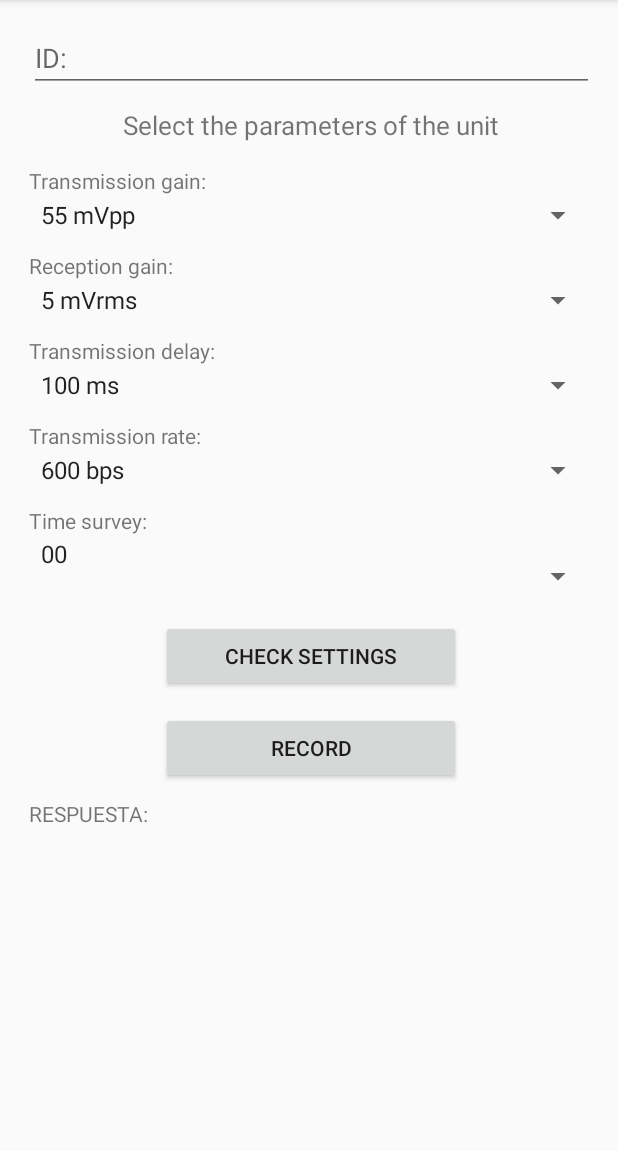
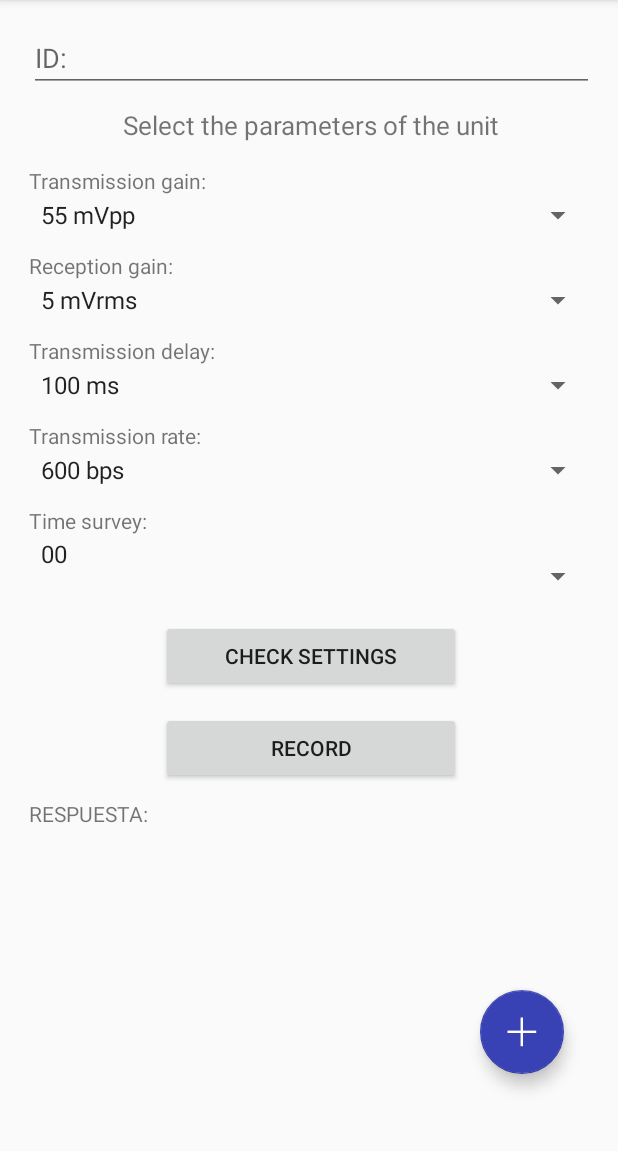
Before and after one commit to alexaw/ATEMSAA, an Android app: the fragment NewSettingsFragment placed in its activity, on a phone screen of 412 x 824 dp, the part 84-1235 px from its top. Run offline under Robolectric (Android 15) with nearby library versions, the phone set to English and light mode, and no system bars.

Commit message:
Botones flotantes todavia no funcionales y ScrollView para el fragment de Settings

```diff
--- a/app/src/main/java/com/example/yogis/atemsaa_fragments/MainActivity.java
+++ b/app/src/main/java/com/example/yogis/atemsaa_fragments/MainActivity.java
@@ -354,7 +354,10 @@ public class MainActivity extends AppCompatActivity implements OnChangeFragment
                                 menuItemConnectDisconnect.setActionView(null);
                                 //menuItemConnectDisconnect.setIcon(R.drawable.ic_bluetooth_on);
                                 menuItemConnectDisconnect.setTitle(R.string.title_disconnect);
+
                                 flagConnectDisconnect = true;
+
+
 
                                 //se env�a la confirmacion de que se estableci�n la conexion bt
                                 //String strTemp1 = "Bluetooth Connection Enabled...";
--- /dev/null
+++ b/app/src/main/res/layout/content_scrolling.xml
@@ -0,0 +1,152 @@
+<?xml version="1.0" encoding="utf-8"?>
+<android.support.v4.widget.NestedScrollView xmlns:android="http://schemas.android.com/apk/res/android"
+    xmlns:app="http://schemas.android.com/apk/res-auto"
+    xmlns:tools="http://schemas.android.com/tools"
+
+    android:layout_width="match_parent"
+    android:layout_height="match_parent"
+    app:layout_behavior="@string/appbar_scrolling_view_behavior"
+    tools:context=".MainActivity"
+    tools:showIn="@layout/fragment_new_settings"
+    >
+
+    <LinearLayout
+        android:layout_width="match_parent"
+        android:layout_height="wrap_content"
+        android:orientation="vertical">
+        <EditText
+            android:id="@+id/id_new_settings_user"
+            android:layout_width="match_parent"
+            android:layout_height="wrap_content"
+            android:hint="ID:"
+            android:layout_marginBottom="10dp"
+            />
+
+        <TextView
+            android:id="@+id/txt_mms_parametros"
+            android:layout_width="match_parent"
+            android:layout_height="wrap_content"
+            android:text="@string/subtitle_parametros_PLC"
+            android:textSize="17sp"
+            android:gravity="center"
+            android:layout_marginBottom="15dp"
+            />
+
+        <TextView
+            android:id="@+id/txt_gan_tx"
+            android:layout_width="match_parent"
+            android:layout_height="wrap_content"
+            android:text="@string/spinner_gan_tx"
+            android:layout_marginBottom="1dp"
+            />
+
+        <Spinner
+            android:id="@+id/ganancia_transmision_spinner"
+            android:layout_width="match_parent"
+            android:layout_height="wrap_content"
+            />
+
+        <TextView
+            android:id="@+id/txt_gan_rx"
+            android:layout_width="match_parent"
+            android:layout_height="wrap_content"
+            android:text="@string/spinner_gan_rx"
+            android:layout_marginBottom="1dp"
+            android:paddingTop="12dp"
+            />
+
+        <Spinner
+            android:id="@+id/ganancia_recepcion_spinner"
+            android:layout_width="match_parent"
+            android:layout_height="wrap_content"
+            />
+
+        <TextView
+            android:id="@+id/txt_ret_tx"
+            android:layout_width="match_parent"
+            android:layout_height="wrap_content"
+            android:text="@string/spinner_ret_tx"
+            android:layout_marginBottom="1dp"
+            android:paddingTop="12dp"
+            />
+
+        <Spinner
+            android:id="@+id/retardo_transmision_spinner"
+            android:layout_width="match_parent"
+            android:layout_height="wrap_content"
+            />
+
+        <TextView
+            android:id="@+id/txt_tasa_tx"
+            android:layout_width="match_parent"
+            android:layout_height="wrap_content"
+            android:text="@string/spinner_tasa_tx"
+            android:layout_marginBottom="1dp"
+            android:paddingTop="12dp"
+            />
+
+        <Spinner
+            android:id="@+id/tasa_transmision_spinner"
+            android:layout_width="match_parent"
+            android:layout_height="wrap_content"
+            />
+
+        <TextView
+            android:id="@+id/txt_hora_encuesta"
+            android:layout_width="match_parent"
+            android:layout_height="wrap_content"
+            android:text="@string/spinner_hora_encuesta"
+            android:layout_marginBottom="1dp"
+            android:paddingTop="12dp"
+            />
+
+        <Spinner
+            android:id="@+id/hora_encuesta_spinner"
+            android:layout_width="match_parent"
+            android:layout_height="wrap_content"
+            android:paddingBottom="30dp"
+            />
+
+
+
+        <Button
+            android:id="@+id/btn_verificar_configuracion"
+            android:layout_width="200dp"
+            android:layout_height="wrap_content"
+            android:layout_gravity="center"
+            android:layout_marginTop="3dp"
+            android:text="@string/button_ver_config"
+            android:layout_marginBottom="10dp"
+            />
+
+        <Button
+            android:id="@+id/btn_configuracion"
+            android:layout_width="200dp"
+            android:layout_height="wrap_content"
+            android:layout_gravity="center"
+            android:layout_marginTop="3dp"
+            android:text="@string/button_grabar"
+            android:layout_marginBottom="10dp"
+            />
+
+        <TextView
+            android:id="@+id/txt_rta_user"
+            android:layout_width="match_parent"
+            android:layout_height="wrap_content"
+            android:text="@string/respuesta_usr"
+            />
+
+
+
+
+        <TextView
+            android:id="@+id/txt_view_rta_settings"
+            android:layout_width="wrap_content"
+            android:layout_height="wrap_content"
+            android:text="" />
+
+    </LinearLayout>
+
+
+
+</android.support.v4.widget.NestedScrollView>
--- a/app/src/main/res/layout/fragment_new_settings.xml
+++ b/app/src/main/res/layout/fragment_new_settings.xml
@@ -1,146 +1,102 @@
-<ScrollView xmlns:android="http://schemas.android.com/apk/res/android"
-        xmlns:android1="http://schemas.android.com/apk/res/android"
-        android:layout_width="fill_parent"
-        android:layout_height="fill_parent"
-        android:layout_gravity="center"
-        android:orientation="vertical" >
-    <LinearLayout xmlns:android="http://schemas.android.com/apk/res/android"
+<android.support.design.widget.CoordinatorLayout xmlns:android="http://schemas.android.com/apk/res/android"
     xmlns:tools="http://schemas.android.com/tools"
     android:layout_width="match_parent"
     android:layout_height="match_parent"
     xmlns:app="http://schemas.android.com/apk/res-auto"
     android:paddingBottom="@dimen/activity_vertical_margin"
     android:paddingLeft="3dp"
-            tools:context="com.example.yogis.atemsaa_fragments.fragments.NewSettingsFragment"
-            android:orientation="vertical">
+    tools:context="com.example.yogis.atemsaa_fragments.fragments.NewSettingsFragment">
+
+        <include layout="@layout/content_scrolling" />
 
 
-            <EditText
-                android:id="@+id/id_new_settings_user"
-                android:layout_width="match_parent"
+        <android.support.design.widget.FloatingActionButton
+            android:id="@+id/fl_Add_User"
+            android:layout_width="wrap_content"
             android:layout_height="wrap_content"
-                android:hint="ID:"
-                android:layout_marginBottom="10dp"
+            android:layout_gravity="bottom|end"
+            android:layout_marginRight="20dp"
+            android:layout_marginBottom="260dp"
+            android:src="@mipmap/ic_add_user"
+            android:elevation="6dp"
+            app:pressedTranslationZ="12dp"
+            app:backgroundTint="@color/colorBlue"
+            android:visibility="invisible"
             />
 
-            <TextView
-                android:id="@+id/txt_mms_parametros"
-                android:layout_width="match_parent"
+        <android.support.v7.widget.AppCompatButton
+            android:id="@+id/txt_add_user"
+            android:layout_width="wrap_content"
             android:layout_height="wrap_content"
-                android:text="@string/subtitle_parametros_PLC"
-                android:textSize="17sp"
-                android:gravity="center"
-                android:layout_marginBottom="15dp"
+            android:text="REGISTRAR"
+            android:layout_gravity="bottom|end"
+            android:layout_marginRight="70dp"
+            android:layout_marginBottom="270dp"
+            android:visibility="invisible"
             />
 
-            <TextView
-                android:id="@+id/txt_gan_tx"
-                android:layout_width="match_parent"
+        <android.support.design.widget.FloatingActionButton
+            android:id="@+id/fl_Test_Frame_User"
+            android:layout_width="wrap_content"
             android:layout_height="wrap_content"
-                android:text="@string/spinner_gan_tx"
-                android:layout_marginBottom="1dp"
+            android:layout_gravity="bottom|end"
+            android:layout_marginRight="20dp"
+            android:layout_marginBottom="180dp"
+            android:src="@mipmap/ic_test"
+            android:elevation="6dp"
+            app:pressedTranslationZ="12dp"
+            app:backgroundTint="@color/colorBlue"
+            android:visibility="invisible"
             />
 
-            <Spinner
-                android:id="@+id/ganancia_transmision_spinner"
-                android:layout_width="match_parent"
+        <android.support.v7.widget.AppCompatButton
+            android:id="@+id/txt_test_frame"
+            android:layout_width="wrap_content"
             android:layout_height="wrap_content"
+            android:text="PRUEBA"
+            android:layout_gravity="bottom|end"
+            android:layout_marginRight="70dp"
+            android:layout_marginBottom="190dp"
+            android:visibility="invisible"
             />
 
-            <TextView
-                android:id="@+id/txt_gan_rx"
-                android:layout_width="match_parent"
+        <android.support.design.widget.FloatingActionButton
+            android:id="@+id/fl_Opc"
+            android:layout_width="wrap_content"
             android:layout_height="wrap_content"
-                android:text="@string/spinner_gan_rx"
-                android:layout_marginBottom="1dp"
-                android:paddingTop="12dp"
+            android:layout_gravity="bottom|end"
+            android:layout_marginRight="20dp"
+            android:layout_marginBottom="100dp"
+            android:src="@mipmap/ic_opc"
+            android:elevation="6dp"
+            app:pressedTranslationZ="12dp"
+            app:backgroundTint="@color/colorBlue"
+            android:visibility="invisible"
             />
 
-            <Spinner
-                android:id="@+id/ganancia_recepcion_spinner"
-                android:layout_width="match_parent"
+
+        <android.support.v7.widget.AppCompatButton
+            android:id="@+id/txt_opc"
+            android:layout_width="wrap_content"
             android:layout_height="wrap_content"
+            android:text="OPCIONES"
+            android:layout_gravity="bottom|end"
+            android:layout_marginRight="70dp"
+            android:layout_marginBottom="110dp"
+            android:visibility="invisible"
+            />
+        <android.support.design.widget.FloatingActionButton
+            android:id="@+id/fl_More"
+            android:layout_width="wrap_content"
+            android:layout_height="wrap_content"
+            android:layout_gravity="bottom|end"
+            android:layout_marginRight="20dp"
+            android:layout_marginBottom="20dp"
+            android:src="@mipmap/ic_mas"
+            android:elevation="6dp"
+            app:pressedTranslationZ="6dp"
+            app:backgroundTint="@color/colorBlue"
+
             />
 
-            <TextView
-                android:id="@+id/txt_ret_tx"
-                android:layout_width="match_parent"
-                android:layout_height="wrap_content"
-                android:text="@string/spinner_ret_tx"
-                android:layout_marginBottom="1dp"
-                android:paddingTop="12dp"
-                />
-
-            <Spinner
-                android:id="@+id/retardo_transmision_spinner"
-                android:layout_width="match_parent"
-                android:layout_height="wrap_content"
-                />
-
-            <TextView
-                android:id="@+id/txt_tasa_tx"
-                android:layout_width="match_parent"
-                android:layout_height="wrap_content"
-                android:text="@string/spinner_tasa_tx"
-                android:layout_marginBottom="1dp"
-                android:paddingTop="12dp"
-                />
-
-            <Spinner
-                android:id="@+id/tasa_transmision_spinner"
-                android:layout_width="match_parent"
-                android:layout_height="wrap_content"
-                />
-
-            <TextView
-                android:id="@+id/txt_hora_encuesta"
-                android:layout_width="match_parent"
-                android:layout_height="wrap_content"
-                android:text="@string/spinner_hora_encuesta"
-                android:layout_marginBottom="1dp"
-                android:paddingTop="12dp"
-                />
-
-            <Spinner
-                android:id="@+id/hora_encuesta_spinner"
-                android:layout_width="match_parent"
-                android:layout_height="wrap_content"
-                android:paddingBottom="30dp"
-                />
-
-            <Button
-                android:id="@+id/btn_verificar_configuracion"
-                android:layout_width="200dp"
-                android:layout_height="wrap_content"
-                android:layout_gravity="center"
-                android:layout_marginTop="3dp"
-                android:text="@string/button_ver_config"
-                android:layout_marginBottom="10dp"
-                />
-
-            <Button
-                android:id="@+id/btn_configuracion"
-                android:layout_width="200dp"
-                android:layout_height="wrap_content"
-                android:layout_gravity="center"
-                android:layout_marginTop="3dp"
-                android:text="@string/button_grabar"
-                android:layout_marginBottom="10dp"
-                />
-
-            <TextView
-                android:id="@+id/txt_rta_user"
-                android:layout_width="match_parent"
-                android:layout_height="wrap_content"
-                android:text="@string/respuesta_usr"
-                />
-
-            <TextView
-                android:id="@+id/txt_view_rta_settings"
-                android:layout_width="wrap_content"
-                android:layout_height="wrap_content"
-                android:text="" />
-
-        </LinearLayout>
-
-    </ScrollView>
+        </android.support.design.widget.CoordinatorLayout>
```
Lines whose indentation alone changed are shown as unchanged.
